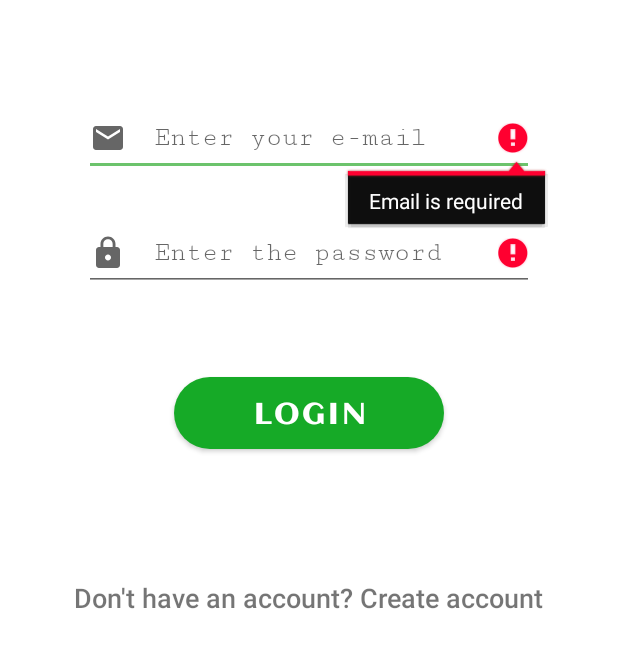
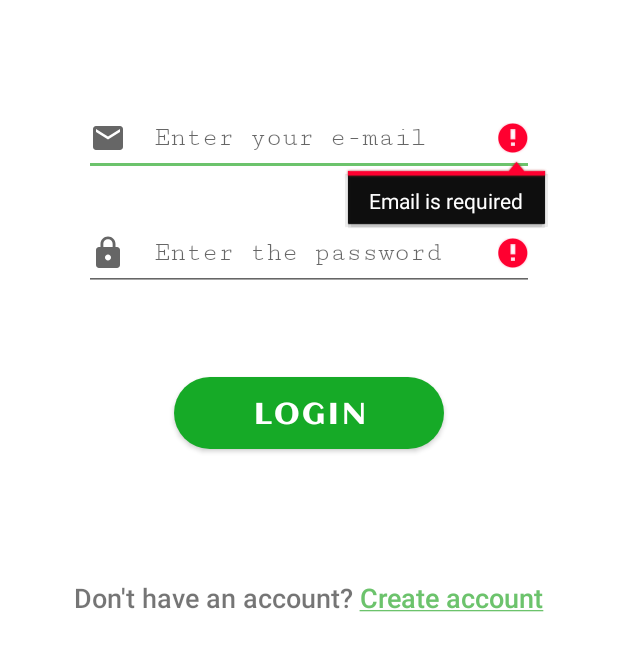
Before and after one commit to arijit-s04/Distance-tracker-MVVM, an Android app: the screen it shows after launch (AccountActivity), after a tap on "LOGIN", on a phone screen of 412 x 824 dp, the part 317-988 px from its top. Run offline under Robolectric (Android 15) with nearby library versions, the phone set to English and light mode, and no system bars; our stand-ins replace Firebase (no records; nobody signed in at launch, a user with empty details on screens opened directly).

Commit message:
Polyline not showing other Bug fixes

```diff
--- a/app/src/debug/res/values/your_google_maps_api.xml
+++ b/app/src/debug/res/values/your_google_maps_api.xml
@@ -1,3 +1,3 @@
 <resources>
-    <string name="google_maps_key" templateMergeStrategy="preserve" translatable="false">your_api_key<string>
+    <string name="your_google_maps_key" templateMergeStrategy="preserve" translatable="false">your_api_key</string>
 </resources>
--- a/app/src/main/AndroidManifest.xml
+++ b/app/src/main/AndroidManifest.xml
@@ -15,7 +15,7 @@
         android:supportsRtl="true"
         android:theme="@style/Theme.Walker">
         <activity
-            android:name=".SplashActivity"
+            android:name=".activities.SplashActivity"
             android:configChanges="orientation|keyboardHidden|screenSize"
             android:label="@string/app_name"
             android:theme="@style/Theme.Walker.Fullscreen">
@@ -25,7 +25,7 @@
                 <category android:name="android.intent.category.LAUNCHER" />
             </intent-filter>
         </activity>
-        <activity android:name=".AccountActivity">
+        <activity android:name=".activities.AccountActivity">
         </activity>
 
         <meta-data
--- a/app/src/main/java/com/android/arijit/firebase/walker/MainActivity.java
+++ b/app/src/main/java/com/android/arijit/firebase/walker/MainActivity.java
@@ -27,7 +27,6 @@ import com.google.android.material.snackbar.Snackbar;
 public class MainActivity extends AppCompatActivity implements
         BottomNavigationView.OnNavigationItemSelectedListener, BottomNavigationView.OnNavigationItemReselectedListener,
         OnFirebaseResultListener {
-    private final String TAG = "MainActivity";
     boolean isVirgin = false;
     private ActivityMainBinding binding;
     public final static String THEME_KEY = "theme";
@@ -45,7 +44,7 @@ public class MainActivity extends AppCompatActivity implements
 
         if(isVirgin){
             getIntent().removeExtra(VIRGIN);
-            Snackbar.make(binding.navigation, "Login Successful", Snackbar.LENGTH_SHORT)
+            Snackbar.make(binding.navigation, getString(R.string.login_success), Snackbar.LENGTH_SHORT)
                     .setAnchorView(binding.navigation)
                     .show();
         }
@@ -114,7 +113,7 @@ public class MainActivity extends AppCompatActivity implements
                 if(fm.getBackStackEntryCount() > 0){
                     fm.popBackStack();
                 }
-                fragment = SettingsFragment.newInstance(null, null);
+                fragment = new SettingsFragment();
                 break;
             default:
                 fragment = null;
--- a/app/src/main/java/com/android/arijit/firebase/walker/AccountActivity.java
+++ b/app/src/main/java/com/android/arijit/firebase/walker/activities/AccountActivity.java
@@ -1,10 +1,12 @@
-package com.android.arijit.firebase.walker;
+package com.android.arijit.firebase.walker.activities;
 
 import androidx.appcompat.app.AppCompatActivity;
 
 import android.content.Intent;
 import android.os.Bundle;
 
+import com.android.arijit.firebase.walker.R;
+import com.android.arijit.firebase.walker.views.SettingsFragment;
 import com.google.android.material.snackbar.Snackbar;
 import com.google.firebase.auth.FirebaseAuth;
 
@@ -14,13 +16,9 @@ public class AccountActivity extends AppCompatActivity {
     protected void onCreate(Bundle savedInstanceState) {
         super.onCreate(savedInstanceState);
         setContentView(R.layout.activity_account);
-//        if(FirebaseAuth.getInstance().getCurrentUser()!=null){
-//            startActivity(new Intent(this, MainActivity.class));
-//            this.finish();
-//        }
-        if(getIntent().getBooleanExtra("logout", false)){
-            getIntent().removeExtra("logout");
-            Snackbar.make(this.findViewById(R.id.fragmentContainerView), "Logout Successful", Snackbar.LENGTH_SHORT)
+        if(getIntent().getBooleanExtra(SettingsFragment.LOGOUT_KEY, false)){
+            getIntent().removeExtra(SettingsFragment.LOGOUT_KEY);
+            Snackbar.make(this.findViewById(R.id.fragmentContainerView), getString(R.string.logout_success), Snackbar.LENGTH_SHORT)
                     .show();
         }
     }
--- a/app/src/main/java/com/android/arijit/firebase/walker/SplashActivity.java
+++ b/app/src/main/java/com/android/arijit/firebase/walker/activities/SplashActivity.java
@@ -1,4 +1,4 @@
-package com.android.arijit.firebase.walker;
+package com.android.arijit.firebase.walker.activities;
 
 import android.content.Intent;
 import android.os.Bundle;
@@ -9,6 +9,8 @@ import android.view.animation.AnimationUtils;
 
 import androidx.appcompat.app.AppCompatActivity;
 
+import com.android.arijit.firebase.walker.MainActivity;
+import com.android.arijit.firebase.walker.R;
 import com.android.arijit.firebase.walker.databinding.ActivitySplashBinding;
 import com.android.arijit.firebase.walker.utils.FirebaseUtil;
 import com.google.firebase.auth.FirebaseAuth;
--- a/app/src/main/java/com/android/arijit/firebase/walker/utils/ViewUtil.java
+++ b/app/src/main/java/com/android/arijit/firebase/walker/utils/ViewUtil.java
@@ -3,11 +3,13 @@ package com.android.arijit.firebase.walker.utils;
 import android.content.Context;
 import android.content.res.Configuration;
 import android.content.res.Resources;
+import android.graphics.Color;
 import android.util.Log;
 
 import androidx.annotation.NonNull;
 
 import com.android.arijit.firebase.walker.R;
+import com.android.arijit.firebase.walker.views.HomeFragment;
 import com.google.android.gms.maps.GoogleMap;
 import com.google.android.gms.maps.model.MapStyleOptions;
 
@@ -18,8 +20,10 @@ public class ViewUtil {
                 & Configuration.UI_MODE_NIGHT_MASK;
         if (nightModeFlag == Configuration.UI_MODE_NIGHT_YES) {
             res = R.raw.style_json_night;
+            HomeFragment.POLYLINE_COLOR = Color.WHITE;
         } else {
             res = R.raw.style_json;
+            HomeFragment.POLYLINE_COLOR = Color.BLACK;
         }
         try {
             boolean success = mMap.setMapStyle(MapStyleOptions.loadRawResourceStyle(context, res));
--- a/app/src/main/java/com/android/arijit/firebase/walker/views/HistoryFragment.java
+++ b/app/src/main/java/com/android/arijit/firebase/walker/views/HistoryFragment.java
@@ -144,9 +144,9 @@ public class HistoryFragment extends Fragment implements OnMapReadyCallback,
             mMap.moveCamera(
                     CameraUpdateFactory.newCameraPosition(
                             CameraPosition.builder()
-                                    .target(end)
-                                    .zoom(SettingsFragment.DEFAULT_ZOOM)
-                                    .build()
+                                .target(end)
+                                .zoom(SettingsFragment.DEFAULT_ZOOM)
+                                .build()
                     )
             );
         }
--- a/app/src/main/java/com/android/arijit/firebase/walker/views/LoginFragment.java
+++ b/app/src/main/java/com/android/arijit/firebase/walker/views/LoginFragment.java
@@ -1,168 +1,139 @@
 package com.android.arijit.firebase.walker.views;
 
 import android.content.Intent;
+import android.graphics.Color;
 import android.os.Bundle;
-
-import androidx.fragment.app.Fragment;
-import androidx.fragment.app.FragmentTransaction;
-
+import android.text.SpannableString;
+import android.text.Spanned;
 import android.text.TextUtils;
+import android.text.method.LinkMovementMethod;
+import android.text.style.ClickableSpan;
 import android.util.Log;
 import android.view.LayoutInflater;
 import android.view.View;
 import android.view.ViewGroup;
-import android.widget.Button;
-import android.widget.EditText;
-import android.widget.ProgressBar;
-import android.widget.TextView;
 import android.widget.Toast;
+
+import androidx.annotation.NonNull;
+import androidx.annotation.Nullable;
+import androidx.fragment.app.Fragment;
+import androidx.fragment.app.FragmentTransaction;
 
 import com.android.arijit.firebase.walker.MainActivity;
 import com.android.arijit.firebase.walker.R;
+import com.android.arijit.firebase.walker.databinding.FragmentLoginBinding;
 import com.google.android.material.snackbar.Snackbar;
 import com.google.firebase.auth.FirebaseAuth;
 import com.google.firebase.auth.FirebaseUser;
 
-/**
- * A simple {@link Fragment} subclass.
- * Use the {@link LoginFragment#newInstance} factory method to
- * create an instance of this fragment.
- */
+import java.util.Objects;
+
 public class LoginFragment extends Fragment {
-
-    // TODO: Rename parameter arguments, choose names that match
-    // the fragment initialization parameters, e.g. ARG_ITEM_NUMBER
-    private static final String ARG_PARAM1 = "param1";
-    private static final String ARG_PARAM2 = "param2";
-
-    // TODO: Rename and change types of parameters
-    private String mParam1;
-    private String mParam2;
 
     public LoginFragment() {
         // Required empty public constructor
     }
 
-    /**
-     * Use this factory method to create a new instance of
-     * this fragment using the provided parameters.
-     *
-     * @param param1 Parameter 1.
-     * @param param2 Parameter 2.
-     * @return A new instance of fragment LoginFragment.
-     */
-    // TODO: Rename and change types and number of parameters
-    public static LoginFragment newInstance(String param1, String param2) {
-        LoginFragment fragment = new LoginFragment();
-        Bundle args = new Bundle();
-        args.putString(ARG_PARAM1, param1);
-        args.putString(ARG_PARAM2, param2);
-        fragment.setArguments(args);
-        return fragment;
+    @Override
+    public void onCreate(Bundle savedInstanceState) {
+        super.onCreate(savedInstanceState);
+        /*if (getArguments() != null) {}*/
+    }
+
+    private FirebaseAuth fAuth;
+    private FragmentLoginBinding binding;
+
+    @Override
+    public View onCreateView(@NonNull LayoutInflater inflater, ViewGroup container,
+                             Bundle savedInstanceState) {
+
+        binding = FragmentLoginBinding.inflate(inflater, container, false);
+        return binding.getRoot();
     }
 
     @Override
-    public void onCreate(Bundle savedInstanceState) {
-        super.onCreate(savedInstanceState);
-        if (getArguments() != null) {
-            mParam1 = getArguments().getString(ARG_PARAM1);
-            mParam2 = getArguments().getString(ARG_PARAM2);
+    public void onViewCreated(@NonNull View view, @Nullable Bundle savedInstanceState) {
+        super.onViewCreated(view, savedInstanceState);
+        fAuth = FirebaseAuth.getInstance();
+        setOnClickListeners();
+        String nextScreenInfo = "Don't have an account? Create account";
+        SpannableString ss = new SpannableString(nextScreenInfo);
+//        ClickableSpan clickableSpan = ;
+        ss.setSpan(new ClickableSpan() {
+            @Override
+            public void onClick(@NonNull View widget) {
+                getParentFragmentManager().beginTransaction()
+                    .setTransition(FragmentTransaction.TRANSIT_FRAGMENT_OPEN)
+                    .replace(R.id.fragmentContainerView, new RegisterFragment())
+                    .commit();
             }
+        }, 23, 37, Spanned.SPAN_EXCLUSIVE_EXCLUSIVE);
+        binding.Register.setText(ss);
+        binding.Register.setMovementMethod(LinkMovementMethod.getInstance());
+        binding.Register.setHighlightColor(Color.TRANSPARENT);
     }
-    EditText mEmail, mPassword;
-    Button mLoginBtn;
-    TextView mCreateBtn;
-    ProgressBar mprogressBar;
-    FirebaseAuth fAuth;
 
-    @Override
-    public View onCreateView(LayoutInflater inflater, ViewGroup container,
-                             Bundle savedInstanceState) {
-        // Inflate the layout for this fragment
-        View root = inflater.inflate(R.layout.fragment_login, container, false);
+    private void setOnClickListeners() {
+        binding.login.setOnClickListener(v -> {
 
-        mEmail      =   root.findViewById(R.id.Email);
-        mPassword   =   root.findViewById((R.id.Password));
-        fAuth       =   FirebaseAuth.getInstance();
-        mLoginBtn   =   root.findViewById((R.id.login));
-        mCreateBtn  =   root.findViewById(R.id.Register);
-        mprogressBar =   root.findViewById(R.id.progressBar2);
-
-
-        mLoginBtn.setOnClickListener(new View.OnClickListener() {
-            @Override
-            public void onClick(View v) {
-
-                String email    =   mEmail.getText().toString().trim();
-                String password =   mPassword.getText().toString().trim();
+            String email    =   binding.Email.getText().toString().trim();
+            String password =   binding.Password.getText().toString().trim();
 
             if(TextUtils.isEmpty(email) && TextUtils.isEmpty(password))
             {
-                    mEmail.setError("Email is required");
-                    mPassword.setError("Password is required");
+                binding.Email.setError("Email is required");
+                binding.Password.setError("Password is required");
                 return;
             }
             if(TextUtils.isEmpty(email))
             {
-                    mEmail.setError("Email is required");
+                binding.Email.setError("Email is required");
                 return;
             }
             if(TextUtils.isEmpty(password)){
-                    mPassword.setError("Password is required");
+                binding.Password.setError("Password is required");
                 return;
             }
 
-                mprogressBar.setVisibility(View.VISIBLE);
+            binding.progressBar2.setVisibility(View.VISIBLE);
 
             //check the authenticity of the user
 
             fAuth.signInWithEmailAndPassword(email,password)
                     .addOnFailureListener(e -> {
-                        mprogressBar.setVisibility(View.GONE);
-                        Snackbar.make(v, e.getMessage(), Snackbar.LENGTH_SHORT)
+                        binding.progressBar2.setVisibility(View.GONE);
+                        Snackbar.make(v, Objects.requireNonNull(e.getMessage()), Snackbar.LENGTH_SHORT)
                                 .show();
                     })
                     .addOnSuccessListener(authResult -> {
                         FirebaseUser user = authResult.getUser();
-                        mprogressBar.setVisibility(View.GONE);
+                        Objects.requireNonNull(user);
+                        binding.progressBar2.setVisibility(View.GONE);
                         if(!user.isEmailVerified()){
 
                             Snackbar.make(v, "Please Verify Your Email", Snackbar.LENGTH_LONG)
-                                    .setAction("Verify", inner -> {
-                                        user.sendEmailVerification()
+                                    .setAction("Verify", inner -> user.sendEmailVerification()
                                             .addOnCompleteListener(task -> {
-                                                    if(task.isSuccessful()){
+                                                if(task.isSuccessful()) {
                                                     Toast.makeText(getContext(), "Email Sent", Toast.LENGTH_SHORT).show();
-                                                    } else{
-                                                        Log.i("logerror", "onClick: "+task.getException().getMessage());
+                                                }
+                                                else {
+                                                    Objects.requireNonNull(task.getException());
+                                                    Log.e("logError", "onClick: "+task.getException().getMessage());
                                                     Toast.makeText(getContext(), task.getException().getMessage(), Toast.LENGTH_SHORT).show();
                                                 }
-                                                });
-                                    })
+                                            }))
                                     .show();
                             fAuth.signOut();
                         } else {
                             Intent intent = new Intent(getContext(), MainActivity.class);
                             intent.putExtra("virgin", true);
-                            getActivity().startActivity(intent);
-                            getActivity().finish();
-                        }            //
+                            requireActivity().startActivity(intent);
+                            requireActivity().finish();
+                        }
+                    });
+
         });
 
     }
-        });
-
-
-        mCreateBtn.setOnClickListener(new View.OnClickListener() {
-            @Override
-            public void onClick(View v) {
-                getFragmentManager().beginTransaction()
-                        .setTransition(FragmentTransaction.TRANSIT_FRAGMENT_OPEN)
-                        .replace(R.id.fragmentContainerView, RegisterFragment.newInstance(null, null))
-                        .commit();
 }
-        });
-
-        return root;
-    }
-}
--- a/app/src/main/res/layout/activity_account.xml
+++ b/app/src/main/res/layout/activity_account.xml
@@ -4,7 +4,7 @@
     xmlns:tools="http://schemas.android.com/tools"
     android:layout_width="match_parent"
     android:layout_height="match_parent"
-    tools:context=".AccountActivity">
+    tools:context=".activities.AccountActivity">
 
 
     <androidx.fragment.app.FragmentContainerView
--- a/app/src/main/res/layout/activity_splash.xml
+++ b/app/src/main/res/layout/activity_splash.xml
@@ -7,7 +7,7 @@
     android:layout_height="match_parent"
     android:background="@color/green_300"
     android:theme="@style/ThemeOverlay.Walker.FullscreenContainer"
-    tools:context=".SplashActivity">
+    tools:context=".activities.SplashActivity">
     <ImageView
         android:id="@+id/splash_logo"
         android:layout_width="250dp"
--- a/app/src/main/res/layout/fragment_login.xml
+++ b/app/src/main/res/layout/fragment_login.xml
@@ -71,7 +71,6 @@
         android:layout_width="wrap_content"
         android:layout_height="wrap_content"
         android:fontFamily="sans-serif-medium"
-        android:text="Don't have an account? Create account"
         android:textSize="18dp"
         app:layout_constraintBottom_toBottomOf="parent"
         app:layout_constraintEnd_toEndOf="parent"
--- a/app/src/main/res/layout/fragment_register.xml
+++ b/app/src/main/res/layout/fragment_register.xml
@@ -71,8 +71,7 @@
         android:layout_width="wrap_content"
         android:layout_height="wrap_content"
         android:fontFamily="sans-serif-medium"
-        android:text=" Already registered? Login here"
-        android:textSize="18dp"
+        android:textSize="18sp"
         app:layout_constraintBottom_toBottomOf="parent"
         app:layout_constraintEnd_toEndOf="parent"
         app:layout_constraintStart_toStartOf="parent"
--- a/app/src/main/res/values-night/themes.xml
+++ b/app/src/main/res/values-night/themes.xml
@@ -6,8 +6,8 @@
         <item name="colorPrimaryVariant">@color/green_600</item>
         <item name="colorOnPrimary">@color/black</item>
         <!-- Secondary brand color. -->
-        <item name="colorSecondary">@color/teal_200</item>
-        <item name="colorSecondaryVariant">@color/teal_200</item>
+        <item name="colorSecondary">#0090D3</item>
+        <item name="colorSecondaryVariant">#0090D3</item>
         <item name="colorOnSecondary">@color/black</item>
         <!-- Status bar color. -->
         <item name="android:statusBarColor" tools:targetApi="l">?attr/colorPrimaryVariant</item>
--- a/app/src/main/res/values/strings.xml
+++ b/app/src/main/res/values/strings.xml
@@ -7,6 +7,8 @@
     <string name="hello_blank_fragment">Hello blank fragment</string>
     <string name="gps_not_enabled">Please enable location services for app to work properly</string>
     <string name="ok">OK</string>
+    <string name="yes">Yes</string>
+    <string name="no">No</string>
     <string name="cancel">Cancel</string>
     <string name="tag">A simple way to keep track of your path</string>
     <string name="title_activity_splash">FullscreenActivity</string>
@@ -14,4 +16,8 @@
     <string name="start">Start</string>
     <string name="error_fetch">Something went wrong</string>
     <string name="error_save">Unable to save data</string>
+    <string name="logout">Logout</string>
+    <string name="logout_warning">Do you want to logout?</string>
+    <string name="logout_success">Logout Successful</string>
+    <string name="login_success">Login Successful</string>
 </resources>
```
Also changed, not shown: app/src/main/java/com/android/arijit/firebase/walker/views/RegisterFragment.java (+66 -120 lines), app/src/main/java/com/android/arijit/firebase/walker/views/SettingsFragment.java (+64 -117 lines), 1 other file. Lines whose indentation alone changed are shown as unchanged.
